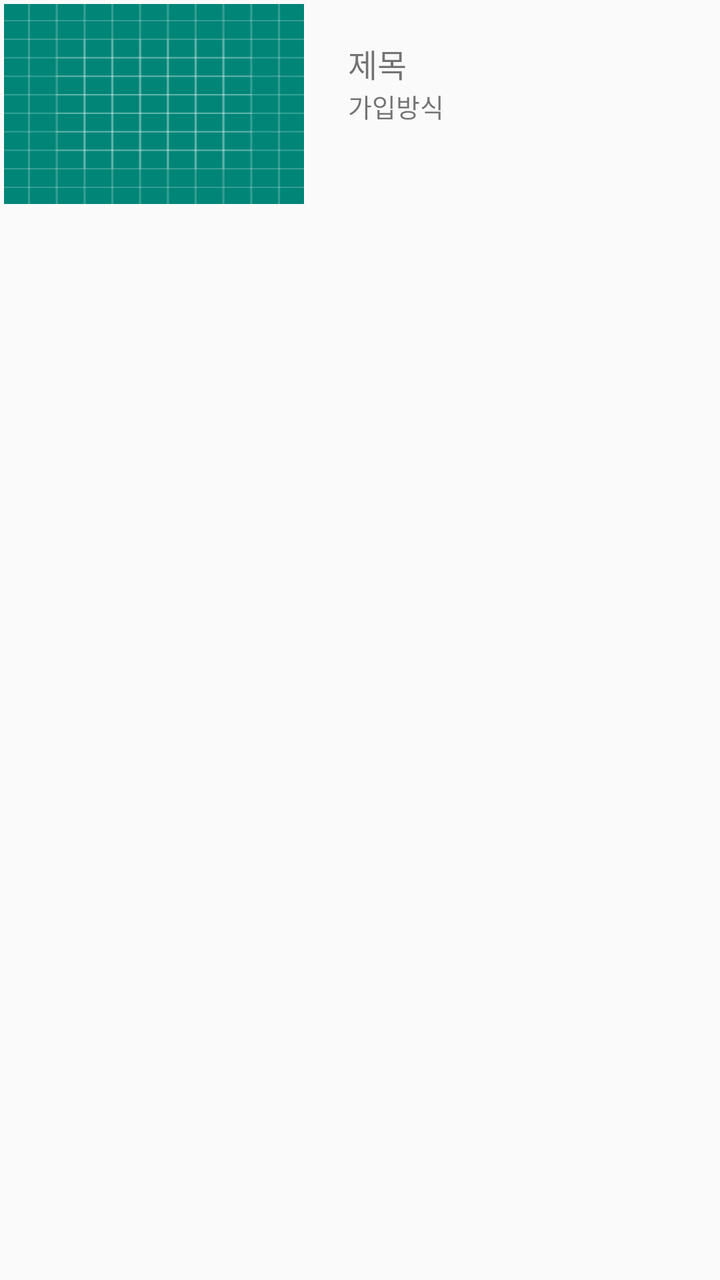
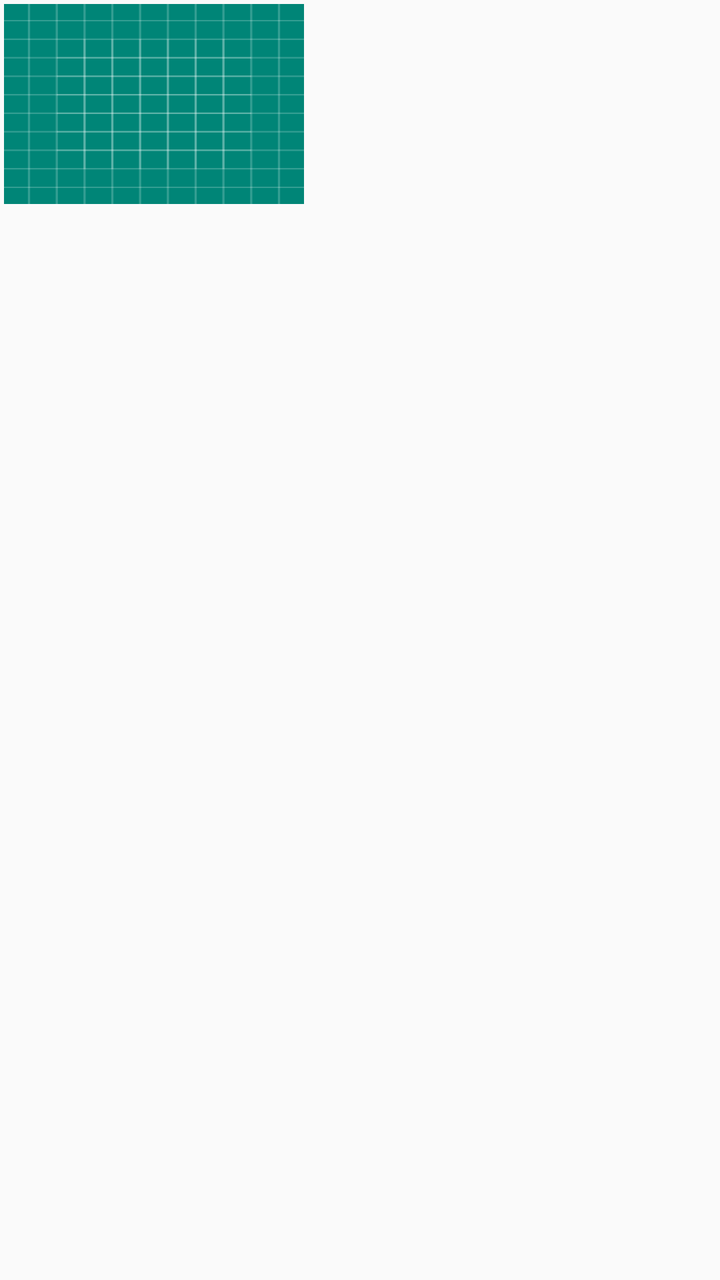

Two renders of the same Android screen: before a commit and after it. Below are the layout's source before the change and the commit's diff.
<!-- AndroidManifest.xml: application theme AppTheme -->
<!-- res/layout/group_list_item.xml -->
<?xml version="1.0" encoding="utf-8"?>
<layout
        xmlns:android="http://schemas.android.com/apk/res/android">

    <LinearLayout
            android:orientation="vertical"
            android:layout_width="match_parent"
            android:layout_height="wrap_content"
            android:foreground="?attr/selectableItemBackground"
            android:clickable="true"
            android:focusable="true">

        <LinearLayout
                android:layout_width="wrap_content"
                android:layout_height="wrap_content"
                android:orientation="horizontal">

            <RelativeLayout
                    android:layout_width="wrap_content"
                    android:layout_height="wrap_content"
                    android:layout_marginLeft="2dp"
                    android:layout_marginRight="2dp"
                    android:layout_marginTop="2dp">

                <ImageView
                        android:id="@+id/iv_group_image"
                        android:layout_width="150dp"
                        android:layout_height="100dp"
                        android:layout_centerHorizontal="true"
                        android:layout_centerVertical="true"
                        android:src="@drawable/ic_launcher_background"
                        android:scaleType="fitXY" />

            </RelativeLayout>

            <RelativeLayout
                    android:layout_width="fill_parent"
                    android:layout_height="match_parent"
                    android:padding="10dp">

                <TextView
                        android:id="@+id/tv_group_name"
                        android:textSize="16dp"
                        android:layout_width="wrap_content"
                        android:layout_height="wrap_content"
                        android:layout_marginLeft="10dp"
                        android:layout_marginRight="10dp"
                        android:layout_marginTop="10dp"
                        android:text="제목" />

                <TextView
                        android:id="@+id/tv_info"
                        android:layout_width="wrap_content"
                        android:layout_height="wrap_content"
                        android:layout_alignStart="@+id/tv_group_name"
                        android:layout_below="@+id/tv_group_name"
                        android:text="가입방식"
                        android:textSize="13dp" />

            </RelativeLayout>

        </LinearLayout>

    </LinearLayout>

</layout>
<!-- resources referenced by this layout -->
<resources>
  <!-- drawable ic_launcher_background: vector/xml drawable (drawable, 4886 chars, omitted) -->
  <style name="AppTheme" parent="Theme.AppCompat.Light.DarkActionBar">
          
          <item name="colorPrimary">@color/colorPrimary</item>
          <item name="colorPrimaryDark">@color/colorPrimaryDark</item>
          <item name="colorAccent">@color/colorAccent</item>
      </style>
  <color name="colorPrimary">#3549B6</color>
  <color name="colorPrimaryDark">#0d3f7a</color>
  <color name="colorAccent">#FF4081</color>
</resources>

<!-- the commit's change to res/layout/group_list_item.xml (unified diff, before → after) -->
@@ -1,6 +1,13 @@
 <?xml version="1.0" encoding="utf-8"?>
 <layout
-        xmlns:android="http://schemas.android.com/apk/res/android">
+        xmlns:android="http://schemas.android.com/apk/res/android"
+        xmlns:app="http://schemas.android.com/apk/res-auto">
+
+    <data>
+        <variable
+                name="groupItem"
+                type="com.hhp227.yu_minigroup.dto.GroupItem" />
+    </data>
 
     <LinearLayout
             android:orientation="vertical"
@@ -29,7 +36,8 @@
                         android:layout_centerHorizontal="true"
                         android:layout_centerVertical="true"
                         android:src="@drawable/ic_launcher_background"
-                        android:scaleType="fitXY" />
+                        android:scaleType="fitXY"
+                        app:imageUrl="@{groupItem.image}" />
 
             </RelativeLayout>
 
@@ -46,15 +54,17 @@
                         android:layout_marginLeft="10dp"
                         android:layout_marginRight="10dp"
                         android:layout_marginTop="10dp"
-                        android:text="제목" />
+                        android:maxLines="2"
+                        android:text="@{groupItem.name}" />
 
                 <TextView
                         android:id="@+id/tv_info"
                         android:layout_width="wrap_content"
                         android:layout_height="wrap_content"
+                        android:layout_alignLeft="@+id/tv_group_name"
                         android:layout_alignStart="@+id/tv_group_name"
                         android:layout_below="@+id/tv_group_name"
-                        android:text="가입방식"
+                        android:text="@{groupItem.joinType.equals(`0`) ? `가입방식: 자동 승인` : `가입방식: 운영자 승인 확인`}"
                         android:textSize="13dp" />
 
             </RelativeLayout>
